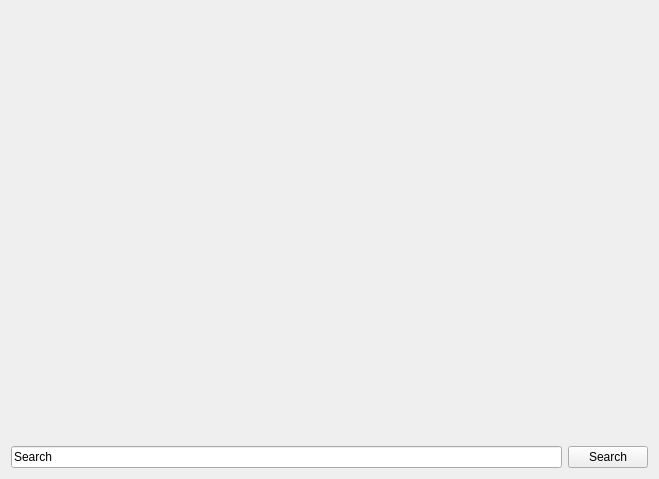
The window that ui/tree.ui (viur-framework/viur-admin) describes before a commit, drawn with Qt 5.
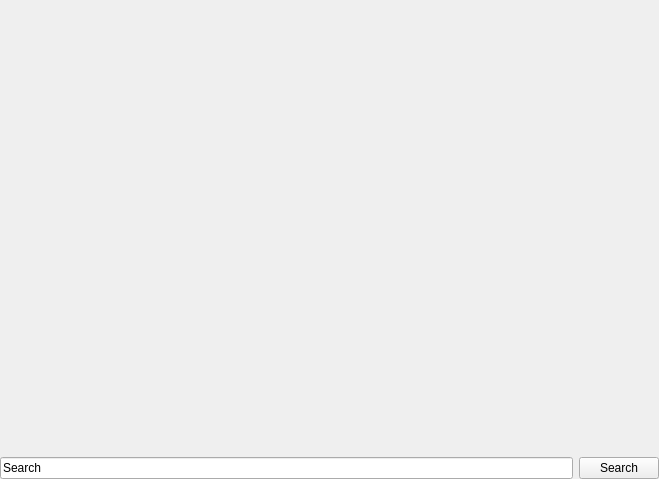
The same window after the commit. Icons and pictures are not drawn.

What changed in the file:
```diff
--- a/ui/tree.ui
+++ b/ui/tree.ui
@@ -14,6 +14,9 @@
    <string>Form</string>
   </property>
   <layout class="QVBoxLayout" name="verticalLayout">
+   <property name="margin">
+    <number>0</number>
+   </property>
    <item>
     <layout class="QHBoxLayout" name="boxActions"/>
    </item>
@@ -23,6 +26,9 @@
    <item>
     <widget class="QWidget" name="verticalLayout_3" native="true">
      <layout class="QVBoxLayout" name="verticalLayout_2">
+      <property name="margin">
+       <number>0</number>
+      </property>
       <item>
        <layout class="QVBoxLayout" name="listWidgetBox"/>
       </item>
```
